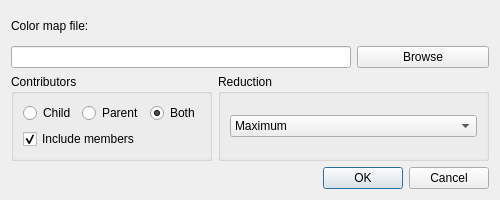
Before: the Qt Designer form qtgui/ColorMapDialog.ui in eldridgejm/denali, drawn with Qt 5.
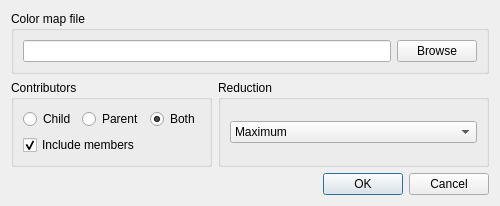
After: the same form once the commit is applied.

Commit message: Made some dialogs look prettier.

What changed in the file:
```diff
--- a/qtgui/ColorMapDialog.ui
+++ b/qtgui/ColorMapDialog.ui
@@ -26,23 +26,6 @@
    <bool>true</bool>
   </property>
   <layout class="QGridLayout" name="gridLayout_3">
-   <item row="0" column="0">
-    <widget class="QLabel" name="label">
-     <property name="text">
-      <string>Color map file:</string>
-     </property>
-    </widget>
-   </item>
-   <item row="1" column="0" colspan="2">
-    <widget class="QLineEdit" name="lineEditColorMapPath"/>
-   </item>
-   <item row="1" column="2">
-    <widget class="QPushButton" name="pushButtonBrowse">
-     <property name="text">
-      <string>Browse</string>
-     </property>
-    </widget>
-   </item>
    <item row="2" column="0">
     <widget class="QGroupBox" name="groupBox">
      <property name="title">
@@ -147,6 +130,25 @@
      </property>
     </widget>
    </item>
+   <item row="0" column="0" colspan="3">
+    <widget class="QGroupBox" name="groupBox_3">
+     <property name="title">
+      <string>Color map file</string>
+     </property>
+     <layout class="QGridLayout" name="gridLayout_4">
+      <item row="0" column="0">
+       <widget class="QLineEdit" name="lineEditColorMapPath"/>
+      </item>
+      <item row="0" column="1">
+       <widget class="QPushButton" name="pushButtonBrowse">
+        <property name="text">
+         <string>Browse</string>
+        </property>
+       </widget>
+      </item>
+     </layout>
+    </widget>
+   </item>
   </layout>
  </widget>
  <resources/>
```
The commit also changes 1 other file.
